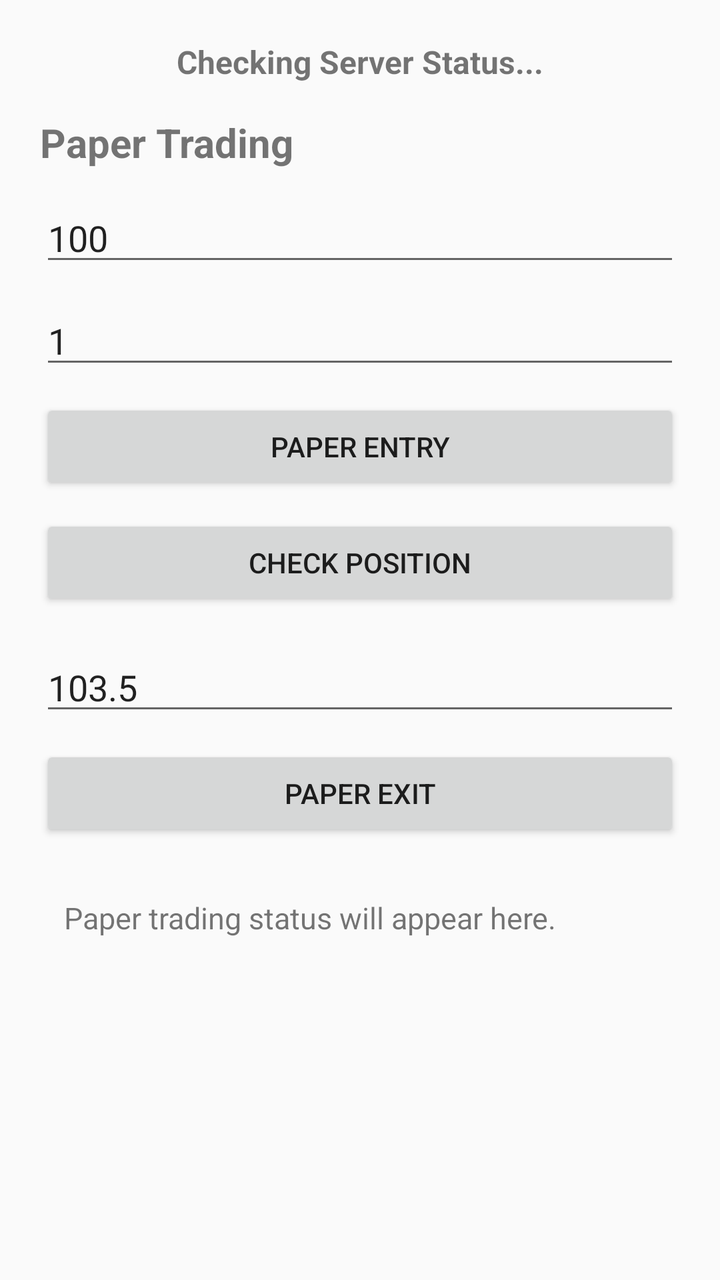
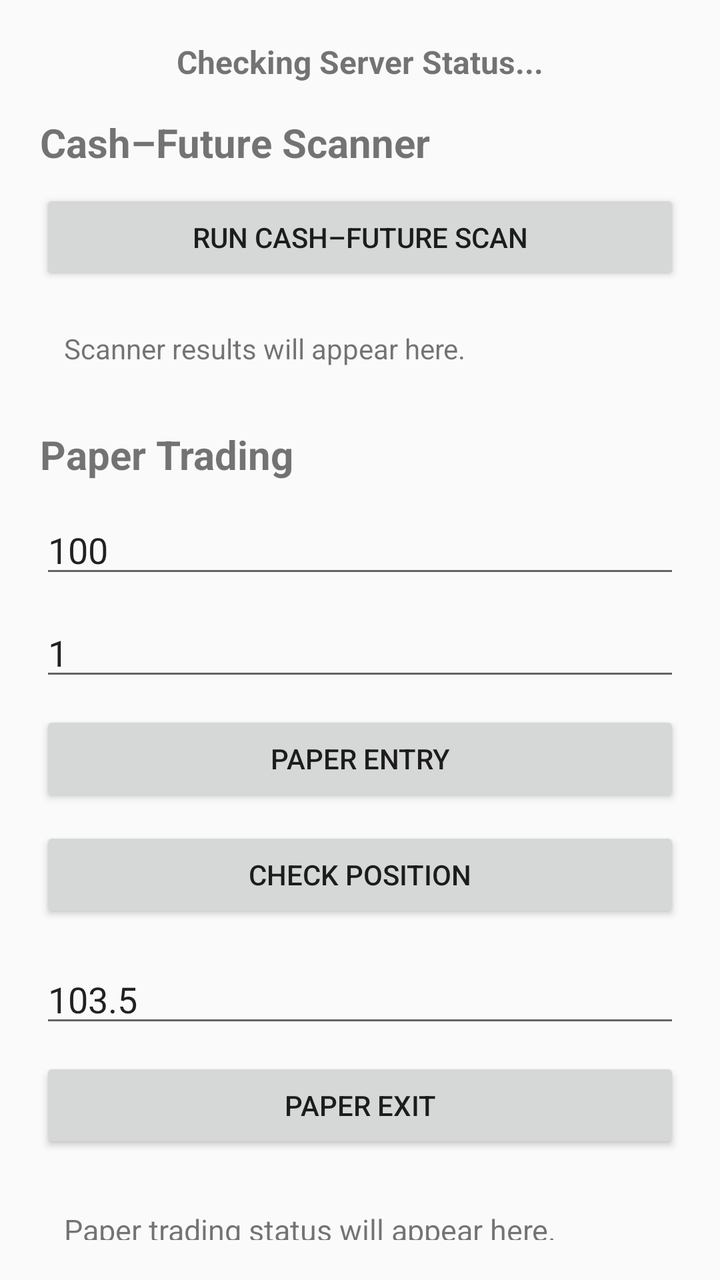

Two renders of the same Android screen: before a commit and after it. Below are the layout's source before the change and the commit's diff.
<!-- AndroidManifest.xml: application theme Theme.AppCompat.DayNight.DarkActionBar -->
<!-- res/layout/activity_main.xml -->
<?xml version="1.0" encoding="utf-8"?>
<ScrollView xmlns:android="http://schemas.android.com/apk/res/android"
    android:layout_width="match_parent"
    android:layout_height="match_parent"
    android:padding="20dp">

    <LinearLayout
        android:layout_width="match_parent"
        android:layout_height="wrap_content"
        android:orientation="vertical">

        <TextView
            android:id="@+id/tvStatus"
            android:layout_width="match_parent"
            android:layout_height="wrap_content"
            android:text="Checking Server Status..."
            android:textSize="16sp"
            android:textStyle="bold"
            android:gravity="center"
            android:paddingBottom="16dp" />

        <TextView
            android:layout_width="match_parent"
            android:layout_height="wrap_content"
            android:text="Paper Trading"
            android:textSize="20sp"
            android:textStyle="bold"
            android:paddingBottom="12dp" />

        <EditText
            android:id="@+id/etEntryPrice"
            android:layout_width="match_parent"
            android:layout_height="wrap_content"
            android:hint="Entry Price"
            android:inputType="numberDecimal"
            android:text="100"
            android:layout_marginBottom="10dp" />

        <EditText
            android:id="@+id/etQuantity"
            android:layout_width="match_parent"
            android:layout_height="wrap_content"
            android:hint="Quantity"
            android:inputType="numberDecimal"
            android:text="1"
            android:layout_marginBottom="10dp" />

        <Button
            android:id="@+id/btnPaperEntry"
            android:layout_width="match_parent"
            android:layout_height="wrap_content"
            android:text="PAPER ENTRY"
            android:layout_marginBottom="10dp" />

        <Button
            android:id="@+id/btnPaperPosition"
            android:layout_width="match_parent"
            android:layout_height="wrap_content"
            android:text="CHECK POSITION"
            android:layout_marginBottom="16dp" />

        <EditText
            android:id="@+id/etExitPrice"
            android:layout_width="match_parent"
            android:layout_height="wrap_content"
            android:hint="Exit Price"
            android:inputType="numberDecimal"
            android:text="103.5"
            android:layout_marginBottom="10dp" />

        <Button
            android:id="@+id/btnPaperExit"
            android:layout_width="match_parent"
            android:layout_height="wrap_content"
            android:text="PAPER EXIT"
            android:layout_marginBottom="16dp" />

        <TextView
            android:id="@+id/tvPaperResult"
            android:layout_width="match_parent"
            android:layout_height="wrap_content"
            android:text="Paper trading status will appear here."
            android:textSize="15sp"
            android:padding="12dp" />

    </LinearLayout>
</ScrollView>
<!-- resources referenced by this layout -->
<resources>

</resources>

<!-- the commit's change to res/layout/activity_main.xml (unified diff, before → after) -->
@@ -1,87 +1,17 @@
 <?xml version="1.0" encoding="utf-8"?>
-<ScrollView xmlns:android="http://schemas.android.com/apk/res/android"
-    android:layout_width="match_parent"
-    android:layout_height="match_parent"
-    android:padding="20dp">
-
-    <LinearLayout
-        android:layout_width="match_parent"
-        android:layout_height="wrap_content"
-        android:orientation="vertical">
-
-        <TextView
-            android:id="@+id/tvStatus"
-            android:layout_width="match_parent"
-            android:layout_height="wrap_content"
-            android:text="Checking Server Status..."
-            android:textSize="16sp"
-            android:textStyle="bold"
-            android:gravity="center"
-            android:paddingBottom="16dp" />
-
-        <TextView
-            android:layout_width="match_parent"
-            android:layout_height="wrap_content"
-            android:text="Paper Trading"
-            android:textSize="20sp"
-            android:textStyle="bold"
-            android:paddingBottom="12dp" />
-
-        <EditText
-            android:id="@+id/etEntryPrice"
-            android:layout_width="match_parent"
-            android:layout_height="wrap_content"
-            android:hint="Entry Price"
-            android:inputType="numberDecimal"
-            android:text="100"
-            android:layout_marginBottom="10dp" />
-
-        <EditText
-            android:id="@+id/etQuantity"
-            android:layout_width="match_parent"
-            android:layout_height="wrap_content"
-            android:hint="Quantity"
-            android:inputType="numberDecimal"
-            android:text="1"
-            android:layout_marginBottom="10dp" />
-
-        <Button
-            android:id="@+id/btnPaperEntry"
-            android:layout_width="match_parent"
-            android:layout_height="wrap_content"
-            android:text="PAPER ENTRY"
-            android:layout_marginBottom="10dp" />
-
-        <Button
-            android:id="@+id/btnPaperPosition"
-            android:layout_width="match_parent"
-            android:layout_height="wrap_content"
-            android:text="CHECK POSITION"
-            android:layout_marginBottom="16dp" />
-
-        <EditText
-            android:id="@+id/etExitPrice"
-            android:layout_width="match_parent"
-            android:layout_height="wrap_content"
-            android:hint="Exit Price"
-            android:inputType="numberDecimal"
-            android:text="103.5"
-            android:layout_marginBottom="10dp" />
-
-        <Button
-            android:id="@+id/btnPaperExit"
-            android:layout_width="match_parent"
-            android:layout_height="wrap_content"
-            android:text="PAPER EXIT"
-            android:layout_marginBottom="16dp" />
-
-        <TextView
-            android:id="@+id/tvPaperResult"
-            android:layout_width="match_parent"
-            android:layout_height="wrap_content"
-            android:text="Paper trading status will appear here."
-            android:textSize="15sp"
-            android:padding="12dp" />
-
+<ScrollView xmlns:android="http://schemas.android.com/apk/res/android" android:layout_width="match_parent" android:layout_height="match_parent" android:padding="20dp">
+    <LinearLayout android:layout_width="match_parent" android:layout_height="wrap_content" android:orientation="vertical">
+        <TextView android:id="@+id/tvStatus" android:layout_width="match_parent" android:layout_height="wrap_content" android:text="Checking Server Status..." android:textSize="16sp" android:textStyle="bold" android:gravity="center" android:paddingBottom="16dp" />
+        <TextView android:layout_width="match_parent" android:layout_height="wrap_content" android:text="Cash–Future Scanner" android:textSize="20sp" android:textStyle="bold" android:paddingBottom="10dp" />
+        <Button android:id="@+id/btnRunScanner" android:layout_width="match_parent" android:layout_height="wrap_content" android:text="RUN CASH–FUTURE SCAN" android:layout_marginBottom="10dp" />
+        <TextView android:id="@+id/tvScannerResult" android:layout_width="match_parent" android:layout_height="wrap_content" android:text="Scanner results will appear here." android:textSize="14sp" android:padding="12dp" android:layout_marginBottom="18dp" />
+        <TextView android:layout_width="match_parent" android:layout_height="wrap_content" android:text="Paper Trading" android:textSize="20sp" android:textStyle="bold" android:paddingBottom="12dp" />
+        <EditText android:id="@+id/etEntryPrice" android:layout_width="match_parent" android:layout_height="wrap_content" android:hint="Entry Price" android:inputType="numberDecimal" android:text="100" android:layout_marginBottom="10dp" />
+        <EditText android:id="@+id/etQuantity" android:layout_width="match_parent" android:layout_height="wrap_content" android:hint="Quantity" android:inputType="numberDecimal" android:text="1" android:layout_marginBottom="10dp" />
+        <Button android:id="@+id/btnPaperEntry" android:layout_width="match_parent" android:layout_height="wrap_content" android:text="PAPER ENTRY" android:layout_marginBottom="10dp" />
+        <Button android:id="@+id/btnPaperPosition" android:layout_width="match_parent" android:layout_height="wrap_content" android:text="CHECK POSITION" android:layout_marginBottom="16dp" />
+        <EditText android:id="@+id/etExitPrice" android:layout_width="match_parent" android:layout_height="wrap_content" android:hint="Exit Price" android:inputType="numberDecimal" android:text="103.5" android:layout_marginBottom="10dp" />
+        <Button android:id="@+id/btnPaperExit" android:layout_width="match_parent" android:layout_height="wrap_content" android:text="PAPER EXIT" android:layout_marginBottom="16dp" />
+        <TextView android:id="@+id/tvPaperResult" android:layout_width="match_parent" android:layout_height="wrap_content" android:text="Paper trading status will appear here." android:textSize="15sp" android:padding="12dp" />
     </LinearLayout>
 </ScrollView>
